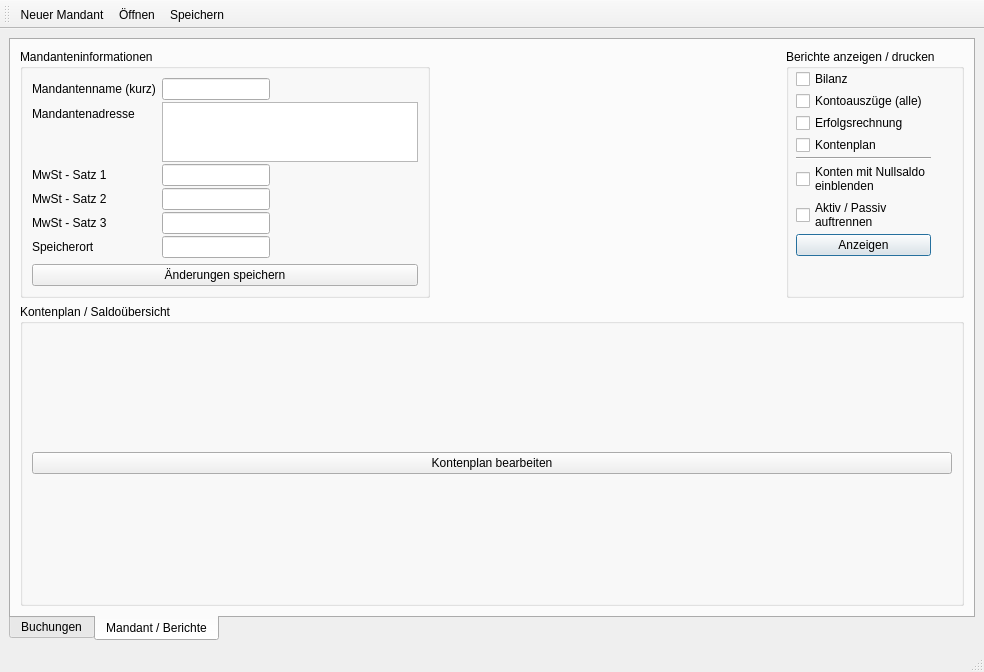
First picture: the form in ui/mainwindow.ui, repository MatFluor/meteor-accounting, before the edit.
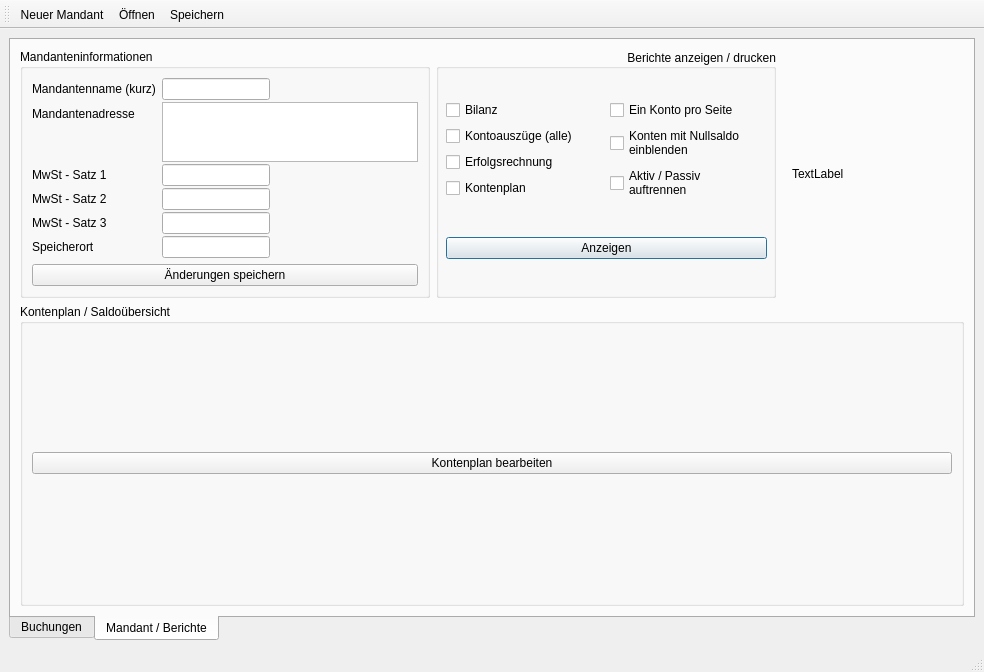
Second picture: the form after the edit. The open tabs and pages were chosen to show the change. Icons and pictures are not drawn.

Diff of the .ui file:
```diff
--- a/ui/mainwindow.ui
+++ b/ui/mainwindow.ui
@@ -27,7 +27,7 @@
        <enum>QTabWidget::South</enum>
       </property>
       <property name="currentIndex">
-       <number>0</number>
+       <number>1</number>
       </property>
       <property name="documentMode">
        <bool>false</bool>
@@ -594,37 +594,10 @@
         <string>Mandant / Berichte</string>
        </attribute>
        <layout class="QGridLayout" name="gridLayout_3">
-        <item row="3" column="0" colspan="3">
-         <widget class="QGroupBox" name="groupBox_2">
-          <property name="title">
-           <string>Kontenplan / Saldoübersicht</string>
-          </property>
-          <property name="checkable">
-           <bool>false</bool>
-          </property>
-          <layout class="QGridLayout" name="gridLayout_2">
-           <item row="0" column="0">
-            <layout class="QVBoxLayout" name="verticalLayout_3">
-             <item>
-              <layout class="QHBoxLayout" name="horizontalLayout_2">
-               <item>
-                <widget class="QPushButton" name="edit_ktoplan_btn">
-                 <property name="text">
-                  <string>Kontenplan bearbeiten</string>
-                 </property>
-                </widget>
-               </item>
-              </layout>
-             </item>
-            </layout>
-           </item>
-          </layout>
-         </widget>
-        </item>
         <item row="2" column="0">
          <widget class="QGroupBox" name="groupBox">
           <property name="sizePolicy">
-           <sizepolicy hsizetype="Preferred" vsizetype="Fixed">
+           <sizepolicy hsizetype="Fixed" vsizetype="Fixed">
             <horstretch>0</horstretch>
             <verstretch>0</verstretch>
            </sizepolicy>
@@ -814,43 +787,46 @@
           </layout>
          </widget>
         </item>
-        <item row="2" column="1">
-         <spacer name="horizontalSpacer">
-          <property name="orientation">
-           <enum>Qt::Horizontal</enum>
-          </property>
-          <property name="sizeHint" stdset="0">
-           <size>
-            <width>40</width>
-            <height>20</height>
-           </size>
-          </property>
-         </spacer>
-        </item>
-        <item row="2" column="2">
+        <item row="2" column="1" colspan="2">
          <widget class="QGroupBox" name="groupBox_3">
+          <property name="sizePolicy">
+           <sizepolicy hsizetype="Fixed" vsizetype="Preferred">
+            <horstretch>0</horstretch>
+            <verstretch>0</verstretch>
+           </sizepolicy>
+          </property>
+          <property name="maximumSize">
+           <size>
+            <width>340</width>
+            <height>16777215</height>
+           </size>
+          </property>
           <property name="title">
            <string>Berichte anzeigen / drucken</string>
           </property>
+          <property name="alignment">
+           <set>Qt::AlignRight|Qt::AlignTrailing|Qt::AlignVCenter</set>
+          </property>
           <property name="flat">
            <bool>false</bool>
           </property>
           <property name="checkable">
            <bool>false</bool>
           </property>
-          <widget class="QWidget" name="verticalLayoutWidget">
+          <widget class="QWidget" name="verticalLayoutWidget_3">
            <property name="geometry">
             <rect>
              <x>10</x>
              <y>20</y>
-             <width>181</width>
-             <height>241</height>
+             <width>321</width>
+             <height>221</height>
             </rect>
            </property>
+           <layout class="QVBoxLayout" name="verticalLayout_5">
+            <item>
+             <layout class="QHBoxLayout" name="horizontalLayout">
+              <item>
            <layout class="QVBoxLayout" name="verticalLayout_2">
-            <property name="spacing">
-             <number>2</number>
-            </property>
             <property name="sizeConstraint">
              <enum>QLayout::SetFixedSize</enum>
             </property>
@@ -905,16 +881,14 @@
               </property>
              </widget>
             </item>
+               </layout>
+              </item>
             <item>
-             <widget class="Line" name="line_2">
-              <property name="sizePolicy">
-               <sizepolicy hsizetype="Minimum" vsizetype="Fixed">
-                <horstretch>0</horstretch>
-                <verstretch>0</verstretch>
-               </sizepolicy>
-              </property>
-              <property name="orientation">
-               <enum>Qt::Horizontal</enum>
+               <layout class="QVBoxLayout" name="verticalLayout_4">
+                <item>
+                 <widget class="QCheckBox" name="kto_per_page_chk">
+                  <property name="text">
+                   <string>Ein Konto pro Seite</string>
               </property>
              </widget>
             </item>
@@ -934,6 +908,10 @@
               </property>
              </widget>
             </item>
+               </layout>
+              </item>
+             </layout>
+            </item>
             <item>
              <widget class="QPushButton" name="show_report_btn">
               <property name="font">
@@ -953,6 +931,40 @@
           </widget>
          </widget>
         </item>
+        <item row="2" column="3">
+         <widget class="QLabel" name="label_9">
+          <property name="text">
+           <string>TextLabel</string>
+          </property>
+         </widget>
+        </item>
+        <item row="3" column="0" colspan="4">
+         <widget class="QGroupBox" name="groupBox_2">
+          <property name="title">
+           <string>Kontenplan / Saldoübersicht</string>
+          </property>
+          <property name="checkable">
+           <bool>false</bool>
+          </property>
+          <layout class="QGridLayout" name="gridLayout_2">
+           <item row="0" column="0">
+            <layout class="QVBoxLayout" name="verticalLayout_3">
+             <item>
+              <layout class="QHBoxLayout" name="horizontalLayout_2">
+               <item>
+                <widget class="QPushButton" name="edit_ktoplan_btn">
+                 <property name="text">
+                  <string>Kontenplan bearbeiten</string>
+                 </property>
+                </widget>
+               </item>
+              </layout>
+             </item>
+            </layout>
+           </item>
+          </layout>
+         </widget>
+        </item>
        </layout>
       </widget>
      </widget>
```
Left out of the diff: 1 changed line with no effect on the pictures. Lines whose indentation alone changed are shown as unchanged.
